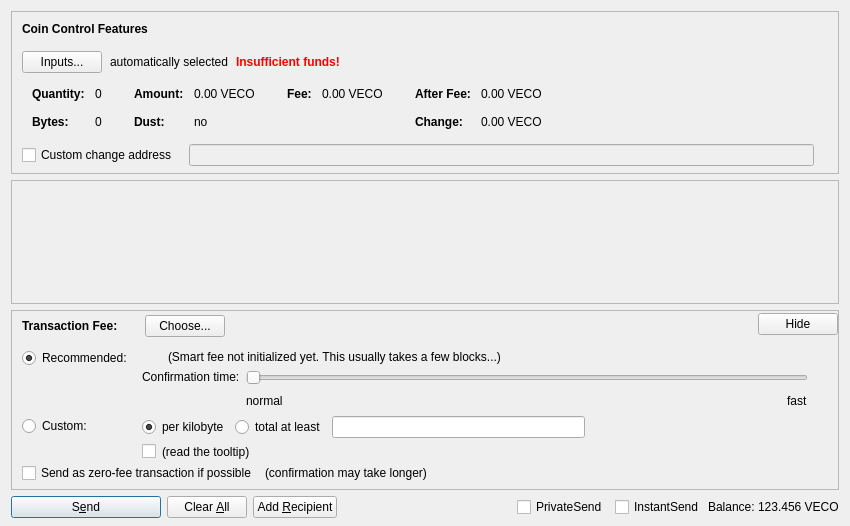
Above: src/qt/forms/sendcoinsdialog.ui from vecopay/veco before the change. Below: the same form after it.
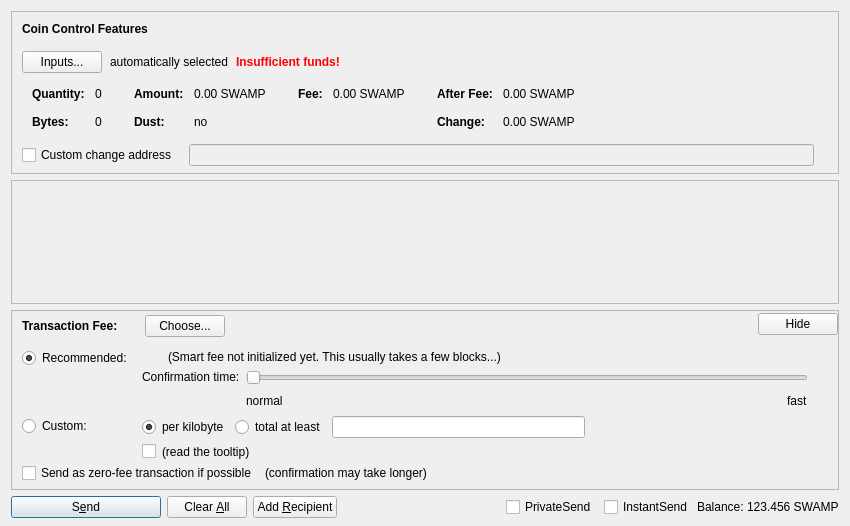
That is the form after the change. Custom widgets are drawn as their Qt base class.

```diff
--- a/src/qt/forms/sendcoinsdialog.ui
+++ b/src/qt/forms/sendcoinsdialog.ui
@@ -324,7 +324,7 @@
                   <enum>Qt::ActionsContextMenu</enum>
                  </property>
                  <property name="text">
-                  <string notr="true">0.00 VECO</string>
+                  <string notr="true">0.00 SWAMP</string>
                  </property>
                  <property name="textInteractionFlags">
                   <set>Qt::LinksAccessibleByMouse|Qt::TextSelectableByKeyboard|Qt::TextSelectableByMouse</set>
@@ -404,7 +404,7 @@
                   <enum>Qt::ActionsContextMenu</enum>
                  </property>
                  <property name="text">
-                  <string notr="true">0.00 VECO</string>
+                  <string notr="true">0.00 SWAMP</string>
                  </property>
                  <property name="textInteractionFlags">
                   <set>Qt::LinksAccessibleByMouse|Qt::TextSelectableByKeyboard|Qt::TextSelectableByMouse</set>
@@ -455,7 +455,7 @@
                   <enum>Qt::ActionsContextMenu</enum>
                  </property>
                  <property name="text">
-                  <string notr="true">0.00 VECO</string>
+                  <string notr="true">0.00 SWAMP</string>
                  </property>
                  <property name="textInteractionFlags">
                   <set>Qt::LinksAccessibleByMouse|Qt::TextSelectableByKeyboard|Qt::TextSelectableByMouse</set>
@@ -484,7 +484,7 @@
                   <enum>Qt::ActionsContextMenu</enum>
                  </property>
                  <property name="text">
-                  <string notr="true">0.00 VECO</string>
+                  <string notr="true">0.00 SWAMP</string>
                  </property>
                  <property name="textInteractionFlags">
                   <set>Qt::LinksAccessibleByMouse|Qt::TextSelectableByKeyboard|Qt::TextSelectableByMouse</set>
@@ -1337,7 +1337,7 @@
           <cursorShape>IBeamCursor</cursorShape>
          </property>
          <property name="text">
-          <string notr="true">123.456 VECO</string>
+          <string notr="true">123.456 SWAMP</string>
          </property>
          <property name="textInteractionFlags">
           <set>Qt::LinksAccessibleByMouse|Qt::TextSelectableByKeyboard|Qt::TextSelectableByMouse</set>
```
